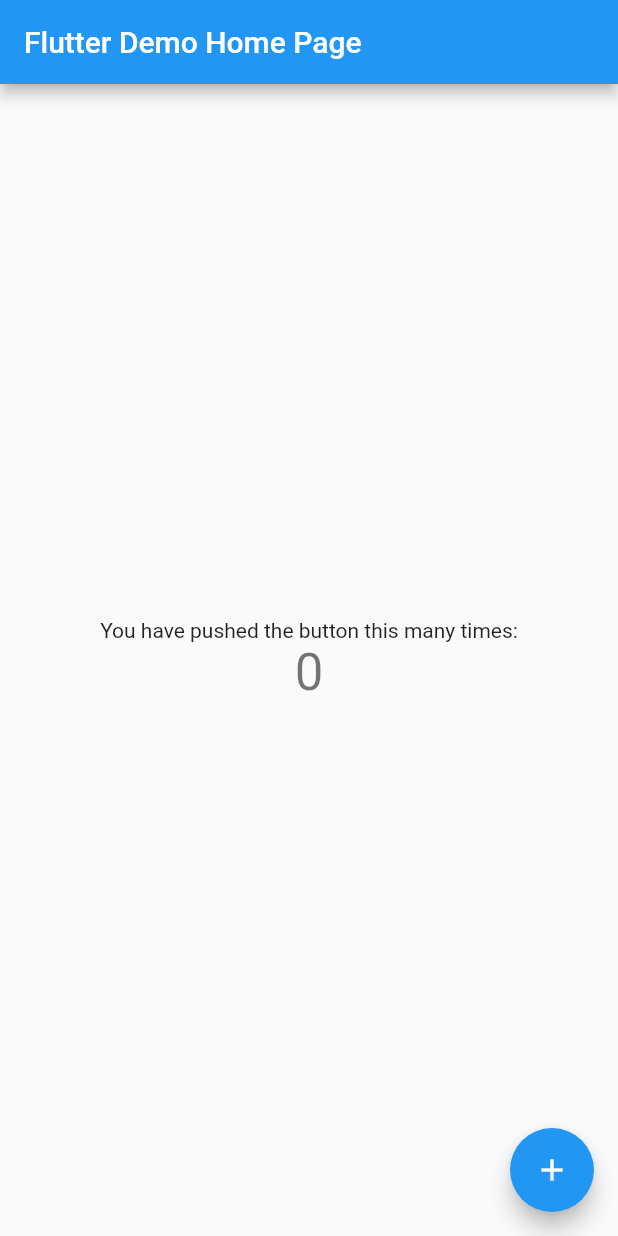
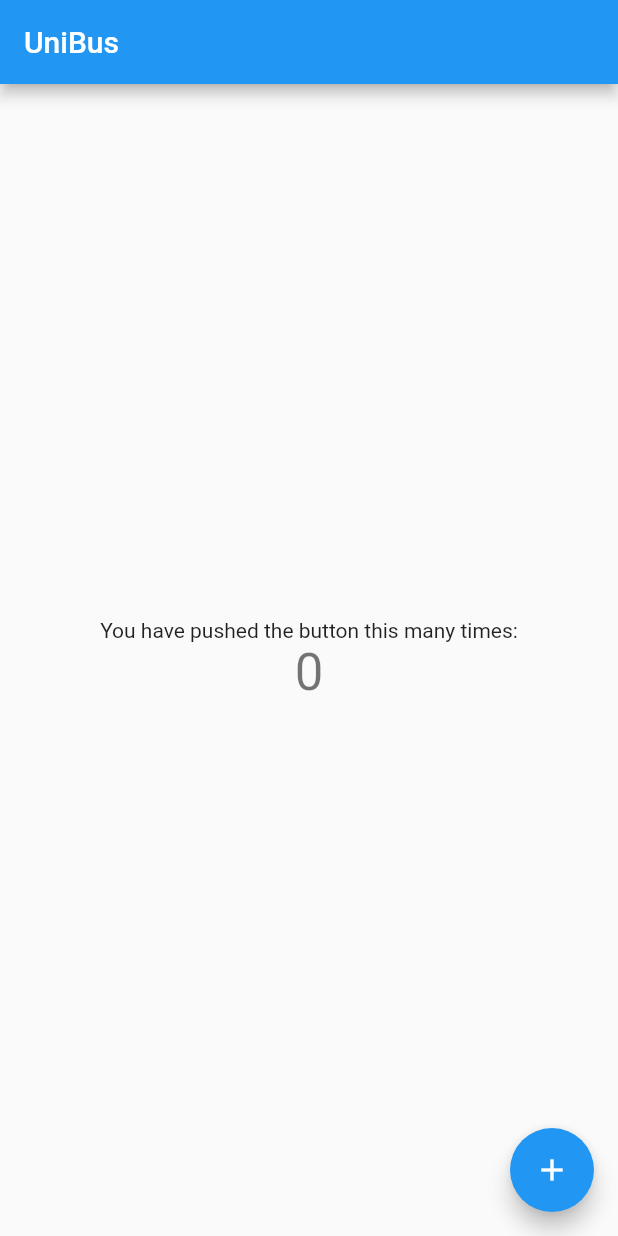
Before and after one commit to dscsnu/UniBus-FrontEnd, a Flutter app: the screen it shows after launch, on a phone screen of 412 x 824 dp. Run offline on Flutter 3.47's test engine with Material 2 defaults, Android fonts, the phone set to English and light mode, and no system bars.

Commit message:
Name Change in Main File

```diff
--- a/lib/main.dart
+++ b/lib/main.dart
@@ -7,7 +7,7 @@ class MyApp extends StatelessWidget {
   @override
   Widget build(BuildContext context) {
     return MaterialApp(
-      title: 'Flutter Demo',
+      title: 'UniBus',
       theme: ThemeData(
         // This is the theme of your application.
         //
@@ -20,7 +20,7 @@ class MyApp extends StatelessWidget {
         // is not restarted.
         primarySwatch: Colors.blue,
       ),
-      home: MyHomePage(title: 'Flutter Demo Home Page'),
+      home: MyHomePage(title: 'UniBus'),
     );
   }
 }
```
